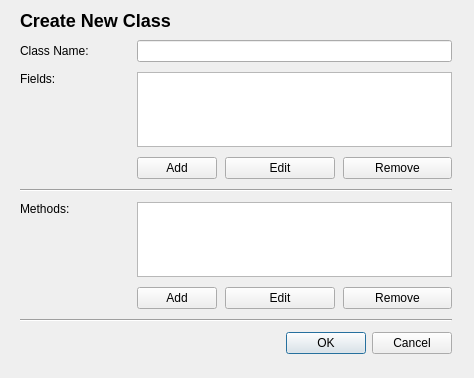
First picture: the form in src/view/classes/newclassdialog.ui, repository Garttox/icp, before the edit.
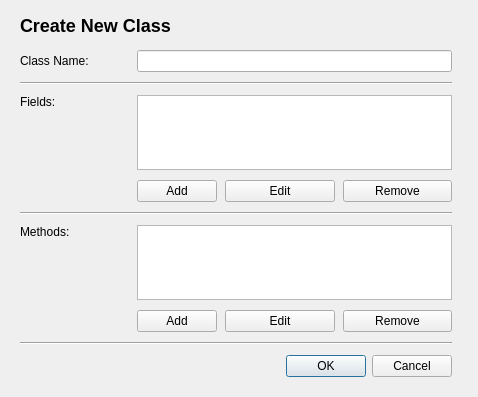
Second picture: the form after the edit.

Commit message: class creation fully implemented

```diff
--- a/src/view/classes/newclassdialog.ui
+++ b/src/view/classes/newclassdialog.ui
@@ -6,8 +6,8 @@
    <rect>
     <x>0</x>
     <y>0</y>
-    <width>474</width>
-    <height>378</height>
+    <width>478</width>
+    <height>397</height>
    </rect>
   </property>
   <property name="sizePolicy">
@@ -26,9 +26,9 @@
    <property name="geometry">
     <rect>
      <x>20</x>
-     <y>40</y>
+     <y>50</y>
      <width>432</width>
-     <height>314</height>
+     <height>327</height>
     </rect>
    </property>
    <layout class="QGridLayout" name="gridLayout" columnstretch="0,0,0,0">
@@ -38,60 +38,57 @@
     <property name="verticalSpacing">
      <number>10</number>
     </property>
-    <item row="7" column="3">
+    <item row="2" column="0">
+     <widget class="QLabel" name="label_3">
+      <property name="text">
+       <string>Fields:</string>
+      </property>
+      <property name="alignment">
+       <set>Qt::AlignLeading|Qt::AlignLeft|Qt::AlignTop</set>
+      </property>
+      <property name="margin">
+       <number>2</number>
+      </property>
+     </widget>
+    </item>
+    <item row="8" column="3">
      <widget class="QPushButton" name="removeMethodButton">
       <property name="text">
        <string>Remove</string>
       </property>
      </widget>
     </item>
-    <item row="2" column="2">
-     <widget class="QPushButton" name="editFieldButton">
-      <property name="text">
-       <string>Edit</string>
+    <item row="4" column="0" colspan="4">
+     <widget class="Line" name="line_2">
+      <property name="orientation">
+       <enum>Qt::Horizontal</enum>
       </property>
      </widget>
     </item>
-    <item row="7" column="1">
-     <widget class="QPushButton" name="addMethodButton">
-      <property name="sizePolicy">
-       <sizepolicy hsizetype="Fixed" vsizetype="Fixed">
-        <horstretch>0</horstretch>
-        <verstretch>0</verstretch>
-       </sizepolicy>
+    <item row="9" column="0" colspan="4">
+     <widget class="Line" name="line">
+      <property name="orientation">
+       <enum>Qt::Horizontal</enum>
       </property>
-      <property name="text">
-       <string>Add</string>
+     </widget>
+    </item>
+    <item row="10" column="1" colspan="3">
+     <widget class="QDialogButtonBox" name="buttonBox">
+      <property name="orientation">
+       <enum>Qt::Horizontal</enum>
+      </property>
+      <property name="standardButtons">
+       <set>QDialogButtonBox::Cancel|QDialogButtonBox::Ok</set>
       </property>
      </widget>
     </item>
     <item row="0" column="1" colspan="3">
      <widget class="QLineEdit" name="nameLineEdit"/>
     </item>
-    <item row="3" column="0" colspan="4">
-     <widget class="Line" name="line_2">
-      <property name="orientation">
-       <enum>Qt::Horizontal</enum>
-      </property>
-     </widget>
-    </item>
-    <item row="2" column="1">
-     <widget class="QPushButton" name="addFieldButton">
-      <property name="sizePolicy">
-       <sizepolicy hsizetype="Fixed" vsizetype="Fixed">
-        <horstretch>0</horstretch>
-        <verstretch>0</verstretch>
-       </sizepolicy>
-      </property>
+    <item row="6" column="0">
+     <widget class="QLabel" name="label_4">
       <property name="text">
-       <string>Add</string>
-      </property>
-     </widget>
-    </item>
-    <item row="1" column="0">
-     <widget class="QLabel" name="label_3">
-      <property name="text">
-       <string>Fields:</string>
+       <string>Methods:</string>
       </property>
       <property name="alignment">
        <set>Qt::AlignLeading|Qt::AlignLeft|Qt::AlignTop</set>
@@ -101,17 +98,57 @@
       </property>
      </widget>
     </item>
-    <item row="2" column="3">
+    <item row="2" column="1" colspan="3">
+     <widget class="QListWidget" name="fieldsList">
+      <property name="selectionMode">
+       <enum>QAbstractItemView::SingleSelection</enum>
+      </property>
+     </widget>
+    </item>
+    <item row="3" column="3">
      <widget class="QPushButton" name="removeFieldButton">
       <property name="text">
        <string>Remove</string>
       </property>
      </widget>
     </item>
-    <item row="5" column="1" colspan="3">
-     <widget class="QListWidget" name="methodsList">
-      <property name="selectionMode">
-       <enum>QAbstractItemView::SingleSelection</enum>
+    <item row="8" column="1">
+     <widget class="QPushButton" name="addMethodButton">
+      <property name="sizePolicy">
+       <sizepolicy hsizetype="Fixed" vsizetype="Fixed">
+        <horstretch>0</horstretch>
+        <verstretch>0</verstretch>
+       </sizepolicy>
+      </property>
+      <property name="text">
+       <string>Add</string>
+      </property>
+     </widget>
+    </item>
+    <item row="8" column="2">
+     <widget class="QPushButton" name="editMethodButton">
+      <property name="text">
+       <string>Edit</string>
+      </property>
+     </widget>
+    </item>
+    <item row="3" column="1">
+     <widget class="QPushButton" name="addFieldButton">
+      <property name="sizePolicy">
+       <sizepolicy hsizetype="Fixed" vsizetype="Fixed">
+        <horstretch>0</horstretch>
+        <verstretch>0</verstretch>
+       </sizepolicy>
+      </property>
+      <property name="text">
+       <string>Add</string>
+      </property>
+     </widget>
+    </item>
+    <item row="3" column="2">
+     <widget class="QPushButton" name="editFieldButton">
+      <property name="text">
+       <string>Edit</string>
       </property>
      </widget>
     </item>
@@ -125,48 +162,18 @@
       </property>
      </widget>
     </item>
-    <item row="7" column="2">
-     <widget class="QPushButton" name="editMethodButton">
-      <property name="text">
-       <string>Edit</string>
-      </property>
-     </widget>
-    </item>
-    <item row="8" column="0" colspan="4">
-     <widget class="Line" name="line">
-      <property name="orientation">
-       <enum>Qt::Horizontal</enum>
-      </property>
-     </widget>
-    </item>
-    <item row="5" column="0">
-     <widget class="QLabel" name="label_4">
-      <property name="text">
-       <string>Methods:</string>
-      </property>
-      <property name="alignment">
-       <set>Qt::AlignLeading|Qt::AlignLeft|Qt::AlignTop</set>
-      </property>
-      <property name="margin">
-       <number>2</number>
-      </property>
-     </widget>
-    </item>
-    <item row="1" column="1" colspan="3">
-     <widget class="QListWidget" name="fieldsList">
+    <item row="6" column="1" colspan="3">
+     <widget class="QListWidget" name="methodsList">
       <property name="selectionMode">
        <enum>QAbstractItemView::SingleSelection</enum>
       </property>
      </widget>
     </item>
-    <item row="9" column="1" colspan="3">
-     <widget class="QDialogButtonBox" name="buttonBox">
+    <item row="1" column="0" colspan="4">
+     <widget class="Line" name="line_3">
       <property name="orientation">
        <enum>Qt::Horizontal</enum>
       </property>
-      <property name="standardButtons">
-       <set>QDialogButtonBox::Cancel|QDialogButtonBox::Ok</set>
-      </property>
      </widget>
     </item>
    </layout>
@@ -177,7 +184,7 @@
      <x>20</x>
      <y>0</y>
      <width>191</width>
-     <height>41</height>
+     <height>51</height>
     </rect>
    </property>
    <property name="styleSheet">
```
Left out of the diff: 2 changed lines with no effect on the pictures. The commit also changes 11 other files.
